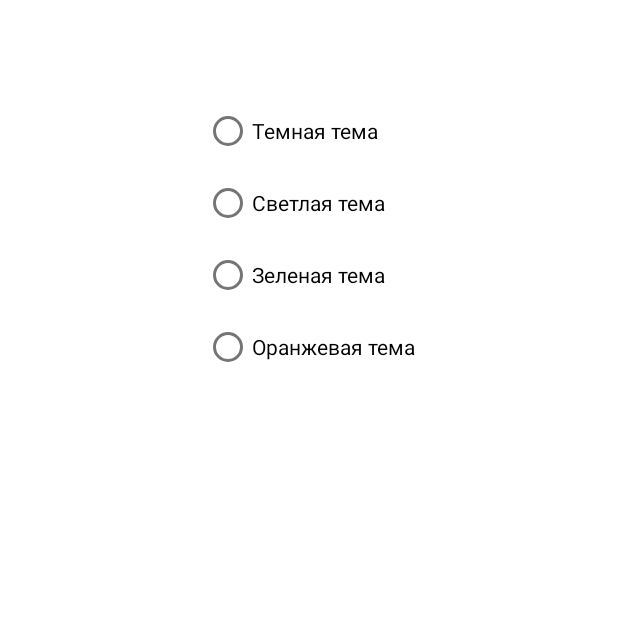
After one commit to stGroshev/lesson2, an Android app: the SecondActivity screen opened directly, with no data from a screen before it, on a phone screen of 412 x 824 dp, the top half of it. The commit adds this screen. Run offline under Robolectric (Android 15) with nearby library versions, the phone set to English and light mode, and no system bars.

Commit message:
Урок 4-5. SOS!

```diff
--- /dev/null
+++ b/app/src/main/java/com/groshev/lesson2/SecondActivity.java
@@ -0,0 +1,15 @@
+package com.groshev.lesson2;
+
+import android.os.Bundle;
+import android.os.PersistableBundle;
+
+import androidx.annotation.Nullable;
+import androidx.appcompat.app.AppCompatActivity;
+
+public class SecondActivity extends AppCompatActivity {
+    @Override
+    protected void onCreate(Bundle savedInstanceState) {
+        super.onCreate(savedInstanceState);
+        setContentView(R.layout.activity_second);
+    }
+}
--- /dev/null
+++ b/app/src/main/res/layout-land/activity_second.xml
@@ -0,0 +1,6 @@
+<?xml version="1.0" encoding="utf-8"?>
+<androidx.constraintlayout.widget.ConstraintLayout xmlns:android="http://schemas.android.com/apk/res/android"
+    android:layout_width="match_parent"
+    android:layout_height="match_parent">
+
+</androidx.constraintlayout.widget.ConstraintLayout>
--- /dev/null
+++ b/app/src/main/res/layout/activity_second.xml
@@ -0,0 +1,44 @@
+<?xml version="1.0" encoding="utf-8"?>
+<androidx.constraintlayout.widget.ConstraintLayout xmlns:android="http://schemas.android.com/apk/res/android"
+    android:layout_width="match_parent"
+    android:layout_height="match_parent"
+    xmlns:app="http://schemas.android.com/apk/res-auto">
+
+    <RadioGroup
+        android:id="@+id/radioButtons"
+        android:layout_width="wrap_content"
+        android:layout_height="wrap_content"
+        app:layout_constraintBottom_toBottomOf="parent"
+        app:layout_constraintEnd_toEndOf="parent"
+        app:layout_constraintStart_toStartOf="parent"
+        app:layout_constraintTop_toTopOf="parent"
+        app:layout_constraintVertical_bias="0.1">
+
+        <com.google.android.material.radiobutton.MaterialRadioButton
+            android:id="@+id/radioButtonMaterialDark"
+            android:layout_width="match_parent"
+            android:layout_height="wrap_content"
+            android:text="@string/material_dark" />
+
+        <com.google.android.material.radiobutton.MaterialRadioButton
+            android:id="@+id/radioButtonMaterialLight"
+            android:layout_width="match_parent"
+            android:layout_height="wrap_content"
+            android:text="@string/material_light" />
+
+        <com.google.android.material.radiobutton.MaterialRadioButton
+            android:id="@+id/radioButtonMaterialGreen"
+            android:layout_width="match_parent"
+            android:layout_height="wrap_content"
+            android:text="@string/material_green" />
+
+        <com.google.android.material.radiobutton.MaterialRadioButton
+            android:id="@+id/radioButtonMaterialOrange"
+            android:layout_width="match_parent"
+            android:layout_height="wrap_content"
+            android:text="@string/material_orange" />
+
+    </RadioGroup>
+
+
+</androidx.constraintlayout.widget.ConstraintLayout>
--- a/app/src/main/res/values/dimens.xml
+++ b/app/src/main/res/values/dimens.xml
@@ -7,4 +7,6 @@
     <dimen name="heightTextView">150dp</dimen>
     <dimen name="zero">0dp</dimen>
     <dimen name="marginButton">10dp</dimen>
+    <dimen name="widthButtonSettings">40dp</dimen>
+    <dimen name="textSize_button_settings">50sp</dimen>
 </resources>
--- a/app/src/main/res/values/strings.xml
+++ b/app/src/main/res/values/strings.xml
@@ -20,4 +20,10 @@
     <string name="cleanOff">C</string>
     <string name="percent">%</string>
     <string name="delete">⌫</string>
+    <string name="settings">⋮</string>
+    <string name="material_dark">Темная тема</string>
+    <string name="material_light">Светлая тема</string>
+    <string name="material_green">Зеленая тема</string>
+    <string name="material_orange">Оранжевая тема</string>
+    <string name="text_button_back"><![CDATA[<]]></string>
 </resources>
```
Also changed, not shown: app/src/main/AndroidManifest.xml (+8 -1 lines), app/src/main/java/com/groshev/lesson2/MainActivity.java (+24 -10 lines), app/src/main/res/layout/activity_main.xml (+16 -0 lines), app/src/main/res/values/colors.xml (+9 -0 lines), app/src/main/res/values/themes.xml (+56 -0 lines).
